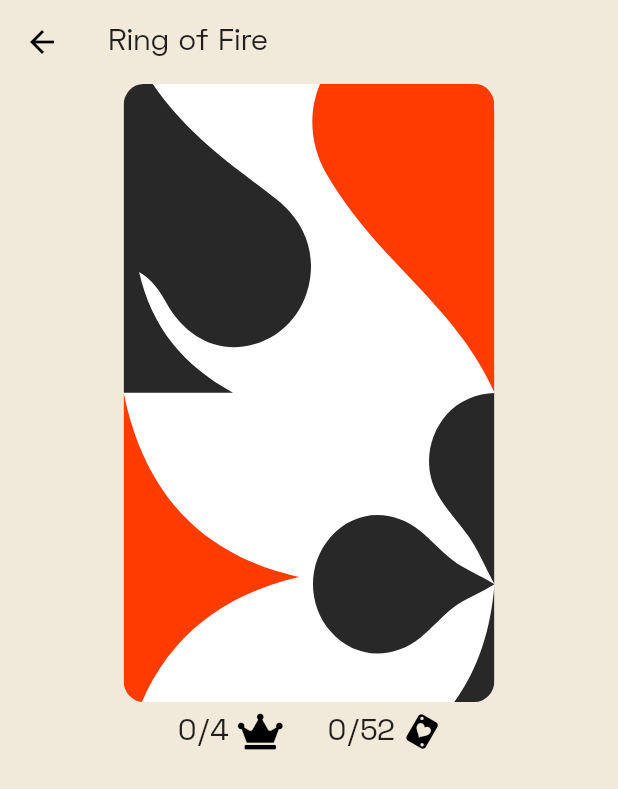
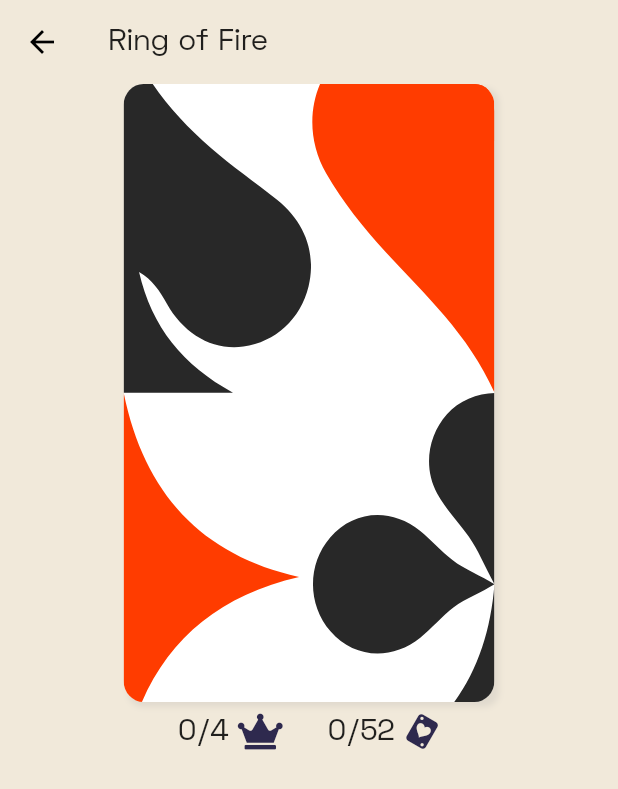
Before and after one commit to angin91/play_with_friends, a Flutter app: the RingOfFire screen opened directly, on a phone screen of 412 x 824 dp. Shown: the top 789 px of the screen. Run offline on Flutter 3.47's test engine with Material 2 defaults, Android fonts, the phone set to English and light mode, and no system bars; our stand-ins replace auto_size_text, flip_card, flutter_svg, shared_preferences, sliding_up_panel, styled_text and 1 more; missing offline and left inert: aeyrium_sensor, swipeable_card; accounts and stored records are empty.

Commit message:
Updated design for Ring of Fire

```diff
--- a/lib/games/ring_of_fire.dart
+++ b/lib/games/ring_of_fire.dart
@@ -22,12 +22,12 @@ class _RingOfFireState extends State<RingOfFire> with WidgetsBindingObserver {
   Helper helper;
   final _random = new Random();
   List<CustomDeckCard> cards = new List<CustomDeckCard>();
-  GlobalKey _keyTaskText = GlobalKey();
   int currentCardIndex = 0;
   Future load;
   int currentKings = 0;
   PanelController _controller = new PanelController();
   bool _isOpen = false;
+  IconData arrowIcon = Icons.keyboard_arrow_up;
 
   @override
   void initState() {
@@ -169,14 +169,14 @@ class _RingOfFireState extends State<RingOfFire> with WidgetsBindingObserver {
               Text(currentKings.toString() + "/4 ", style: TextStyle(fontSize: 20)),
               Padding(
                 padding: const EdgeInsets.only(right: 8),
-                child: Icon(CustomIcons.crown, color: Colors.black,),
+                child: Icon(CustomIcons.crown, color: Color.fromRGBO(46, 41, 78, 1),),
               ),
               SizedBox(width: 20,),
               Padding(
                 padding: const EdgeInsets.only(left: 8),
                 child: Text(currentCardIndex.toString() + "/52 ", style: TextStyle(fontSize: 20)),
               ),
-              Icon(CustomIcons.hearts_card, color: Colors.black,)
+              Icon(CustomIcons.hearts_card, color: Color.fromRGBO(46, 41, 78, 1),)
             ],
           ),
         ),
@@ -184,14 +184,13 @@ class _RingOfFireState extends State<RingOfFire> with WidgetsBindingObserver {
             GestureDetector(
               onTap: () => showHideSlider(),
               child: SlidingUpPanel(
+                borderRadius: BorderRadius.only(topLeft: Radius.circular(20), topRight: Radius.circular(20)),
                 controller: _controller,
                 onPanelOpened: () => setState(() => _isOpen = true),
                 onPanelClosed: () => setState(() => _isOpen = false),
-                color: Colors.brown[100],
+                color: Color.fromRGBO(46, 41, 78, 1),
                 panelBuilder: (scrollController) {
-                  return Opacity(
-                    opacity: 0.7,
-                    child: Column(
+                  return Column(
                     crossAxisAlignment: CrossAxisAlignment.start,
                     mainAxisAlignment: MainAxisAlignment.start,
                     children: [
@@ -202,9 +201,10 @@ class _RingOfFireState extends State<RingOfFire> with WidgetsBindingObserver {
                           child: Row(
                             crossAxisAlignment: CrossAxisAlignment.start,
                             children: [
-                                Center(child: Text(cards[currentCardIndex].deckCard.task, style: TextStyle(fontSize: 40),)),
                               Spacer(),
-                                Center(child: Icon(CustomIcons.help,))
+                              Center(child: Text(cards[currentCardIndex].deckCard.task, style: TextStyle(fontSize: 40, color: Colors.white, fontWeight: FontWeight.bold),)),
+                              Spacer(),
+                              Center(child: Icon(arrowIcon, color: Colors.white, size: 40,))
                             ],
                           ),
                         ),
@@ -217,12 +217,11 @@ class _RingOfFireState extends State<RingOfFire> with WidgetsBindingObserver {
                             cards[currentCardIndex].deckCard.description,
                             maxLines: 6,
                             textAlign: TextAlign.center,
-                              style: TextStyle(fontSize: 20),
+                            style: TextStyle(fontSize: 20, color: Colors.white),
                           ),
                         ),
                       ),
                     ],
-                    ),
                   );
                 },
                 maxHeight: MediaQuery.of(context).size.height * 0.35,
@@ -237,9 +236,11 @@ class _RingOfFireState extends State<RingOfFire> with WidgetsBindingObserver {
   showHideSlider(){
     if(_isOpen){
       _controller.close();
+      arrowIcon = Icons.keyboard_arrow_up;
     }
     if(!_isOpen){
       _controller.open();
+      arrowIcon = Icons.keyboard_arrow_down;
     }
   }
 
--- a/lib/selecte_game_page.dart
+++ b/lib/selecte_game_page.dart
@@ -40,7 +40,7 @@ class _SelectGamePageState extends State<SelectGamePage> {
     games.add(Game("Sing-a-Long", SingALong(), [GameTag.teamGame], Colors.purple[800], Colors.purple[400]));
     games.add(Game("Alphabet game", AlphabetGame(), [GameTag.drinkingGame], Colors.grey[800], Colors.grey[400]));
     games.add(Game("Challenge game", ChallengeGameAddPlayers(), [GameTag.drinkingGame], Colors.yellow[900], Colors.yellow[700]));
-    games.add(Game("Ring of Fire", RingOfFire(), [GameTag.drinkingGame], Colors.blue[800], Colors.blue[400]));
+    games.add(Game("Ring of Fire", RingOfFire(), [GameTag.drinkingGame], Color.fromRGBO(46, 41, 78, 1), Color.fromRGBO(46, 41, 78, 0.5)));
   }
 
   @override
--- a/lib/widgets/custom_deck_card.dart
+++ b/lib/widgets/custom_deck_card.dart
@@ -15,6 +15,12 @@ class CustomDeckCard extends StatelessWidget {
     double width = MediaQuery.of(context).size.width * 0.6;
     double height = MediaQuery.of(context).size.height * 0.5;
     return Container(
+      decoration: BoxDecoration(
+          borderRadius: BorderRadius.all(Radius.circular(10)),
+        boxShadow: [
+          BoxShadow(color: Colors.grey.withOpacity(0.2), offset: Offset(3, 3), blurRadius: 3)
+        ]
+      ),
       height: height,
       width: width,
       child: svgPicture
```
Lines whose indentation alone changed are shown as unchanged.
